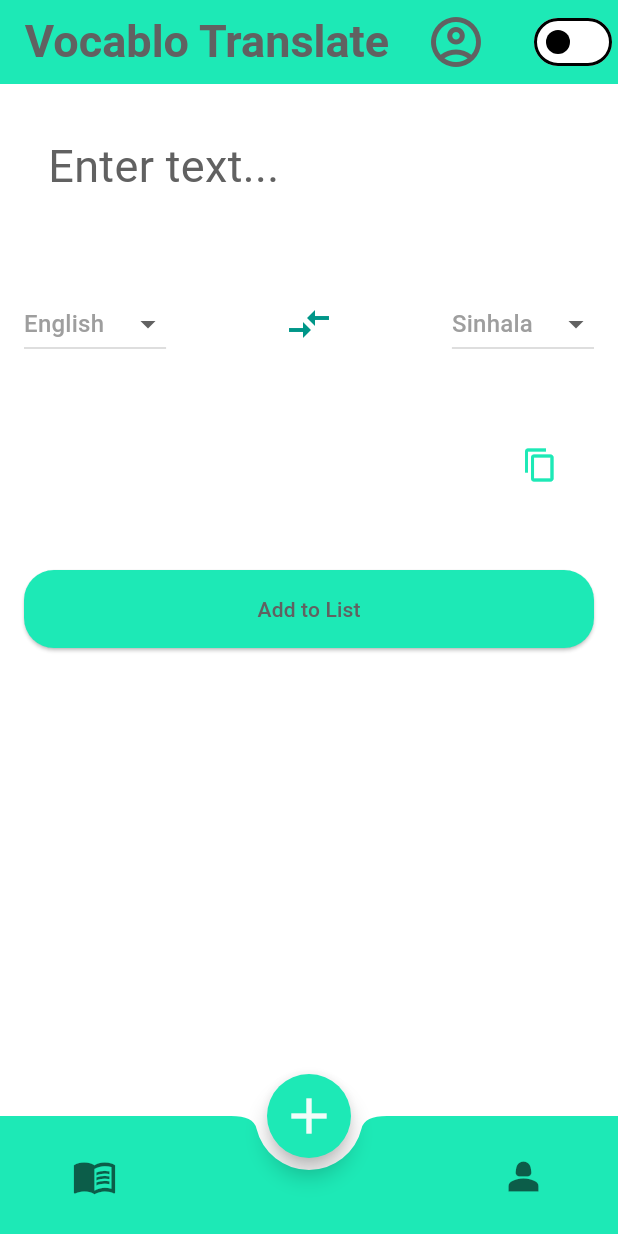
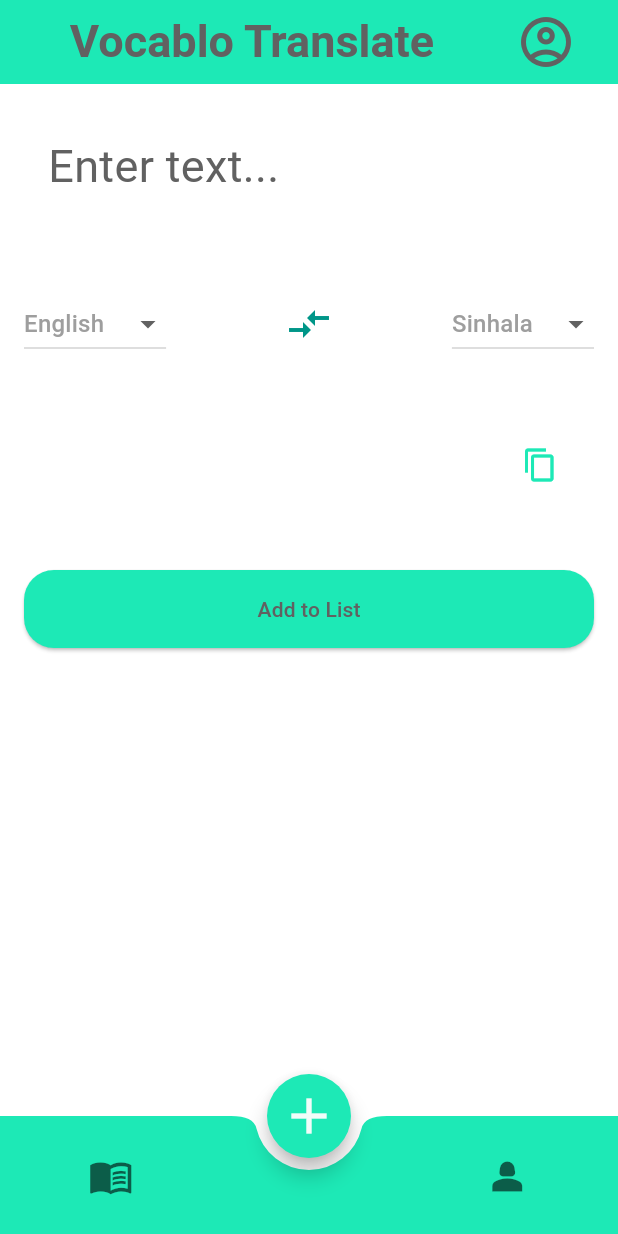
Before and after one commit to Nadun-Charuka/Vocablo, a Flutter app: the screen it shows after launch, on a phone screen of 412 x 824 dp. Run offline on Flutter 3.47's test engine with Material 3 defaults, Android fonts, the phone set to English and light mode, and no system bars; our stand-ins replace shared_preferences; missing offline and left inert: translator.

Commit message:
all set with old changes

```diff
--- a/lib/main.dart
+++ b/lib/main.dart
@@ -8,7 +8,7 @@ import 'package:vocablo_app/screens/add_new_screen.dart';
 import 'package:vocablo_app/screens/profile_screen.dart';
 import 'package:vocablo_app/screens/shared_state.dart';
 
-import 'package:vocablo_app/widgets/custom_animated_bottomappbar.dart';
+import 'package:vocablo_app/widgets/custom_bottomappbar.dart';
 
 import 'package:vocablo_app/widgets/theme_provider.dart'; // Import ThemeProvider
 
@@ -57,9 +57,7 @@ class _MainScreenState extends State<MainScreen> {
   PageController controller = PageController();
 
   final List<Widget> _pages = [
-    PracticeScreen(
-
-    ),
+    PracticeScreen(),
     AddNewScreen(),
     const ProfileScreen(),
   ];
@@ -89,7 +87,7 @@ class _MainScreenState extends State<MainScreen> {
       ),
       resizeToAvoidBottomInset: false,
       floatingActionButtonLocation: FloatingActionButtonLocation.centerDocked,
-      bottomNavigationBar: AnimatedBottomAppBar(
+      bottomNavigationBar: SimpleBottomAppBar(
         currentIndex: _currentIndex,
         onTap: (index) {
           setState(() => _currentIndex = index);
--- a/lib/screens/add_new_screen.dart
+++ b/lib/screens/add_new_screen.dart
@@ -50,7 +50,7 @@ class _AddNewScreenState extends State<AddNewScreen> {
       String temp = _fromLanguage;
       _fromLanguage = _toLanguage;
       _toLanguage = temp;
-      _currentTranslatedWord = "";
+      _currentTranslatedWord = " ";
       _textController.clear();
     });
   }
@@ -58,7 +58,7 @@ class _AddNewScreenState extends State<AddNewScreen> {
   void _translateText(String text) async {
     if (text.isNotEmpty) {
       final translation = await _translator.translate(
-        text + "",
+        text + " ",
         from: _fromLanguage,
         to: _toLanguage,
       );
--- a/lib/widgets/custom_animated_bottomappbar.dart
+++ /dev/null
@@ -1,76 +0,0 @@
-import 'package:flutter/material.dart';
-
-class AnimatedBottomAppBar extends StatefulWidget {
-  final int currentIndex;
-  final Function(int) onTap;
-
-  const AnimatedBottomAppBar({
-    Key? key,
-    required this.currentIndex,
-    required this.onTap,
-  }) : super(key: key);
-
-  @override
-  _AnimatedBottomAppBarState createState() => _AnimatedBottomAppBarState();
-}
-
-class _AnimatedBottomAppBarState extends State<AnimatedBottomAppBar> {
-  double _scale = 1.0;
-
-  void _animateIcon(Function callback) {
-    setState(() {
-      _scale = 1.2; // Enlarge icon
-    });
-    Future.delayed(const Duration(milliseconds: 200), () {
-      setState(() {
-        _scale = 1.0; // Shrink icon back
-      });
-      callback(); // Trigger the page change
-    });
-  }
-
-  @override
-  Widget build(BuildContext context) {
-    return BottomAppBar(
-      //height: kBottomNavigationBarHeight,
-      color: Theme.of(context).appBarTheme.backgroundColor,
-      shape: const CircularNotchedRectangle(),
-      notchMargin: 8,
-      child: Row(
-        children: [
-          const Spacer(flex: 1),
-          GestureDetector(
-            onTap: () => _animateIcon(() => widget.onTap(0)),
-            child: AnimatedScale(
-              scale: widget.currentIndex == 0 ? _scale : 1.0,
-              duration: const Duration(milliseconds: 200),
-              child: Icon(
-                Icons.menu_book,
-                size: 30,
-                color: widget.currentIndex == 0
-                    ? Colors.black
-                    : Theme.of(context).hintColor,
-              ),
-            ),
-          ),
-          const Spacer(flex: 8),
-          GestureDetector(
-            onTap: () => _animateIcon(() => widget.onTap(2)),
-            child: AnimatedScale(
-              scale: widget.currentIndex == 2 ? _scale : 1.0,
-              duration: const Duration(milliseconds: 200),
-              child: Icon(
-                Icons.person_2,
-                size: 30,
-                color: widget.currentIndex == 2
-                    ? Colors.black
-                    : Theme.of(context).hintColor,
-              ),
-            ),
-          ),
-          const Spacer(flex: 1),
-        ],
-      ),
-    );
-  }
-}
--- a/lib/widgets/custom_appbar.dart
+++ b/lib/widgets/custom_appbar.dart
@@ -45,12 +45,12 @@ class CustomAppbar extends StatelessWidget implements PreferredSizeWidget {
         const SizedBox(
           width: 20,
         ),
-        Switch(
-          value: isDarkMode,
-          onChanged: (bool value) {
-            themeProvider.toggleTheme(value);
-          },
-        ),
+        // Switch(
+        //   value: isDarkMode,
+        //   onChanged: (bool value) {
+        //     themeProvider.toggleTheme(value);
+        //   },
+        // ),
       ],
     );
   }
--- /dev/null
+++ b/lib/widgets/custom_bottomappbar.dart
@@ -0,0 +1,64 @@
+import 'package:flutter/material.dart';
+
+class SimpleBottomAppBar extends StatelessWidget {
+  final int currentIndex;
+  final Function(int) onTap;
+
+  const SimpleBottomAppBar({
+    Key? key,
+    required this.currentIndex,
+    required this.onTap,
+  }) : super(key: key);
+
+  @override
+  Widget build(BuildContext context) {
+    return BottomAppBar(
+      color: Theme.of(context).appBarTheme.backgroundColor,
+      shape: const CircularNotchedRectangle(),
+      notchMargin: 8,
+      child: Row(
+        children: [
+          const Spacer(flex: 1),
+          IconButton(
+            icon: Padding(
+              padding: const EdgeInsets.only(
+                left: 10,
+                right: 10,
+                top: 5,
+                bottom: 5,
+              ),
+              child: Icon(
+                Icons.menu_book,
+                size: 30,
+                color: currentIndex == 0
+                    ? Colors.black
+                    : Theme.of(context).hintColor,
+              ),
+            ),
+            onPressed: () => onTap(0),
+          ),
+          const Spacer(flex: 8),
+          IconButton(
+            icon: Padding(
+              padding: const EdgeInsets.only(
+                left: 10,
+                right: 10,
+                top: 5,
+                bottom: 5,
+              ),
+              child: Icon(
+                Icons.person_2,
+                size: 30,
+                color: currentIndex == 2
+                    ? Colors.black
+                    : Theme.of(context).hintColor,
+              ),
+            ),
+            onPressed: () => onTap(2),
+          ),
+          const Spacer(flex: 1),
+        ],
+      ),
+    );
+  }
+}
```
